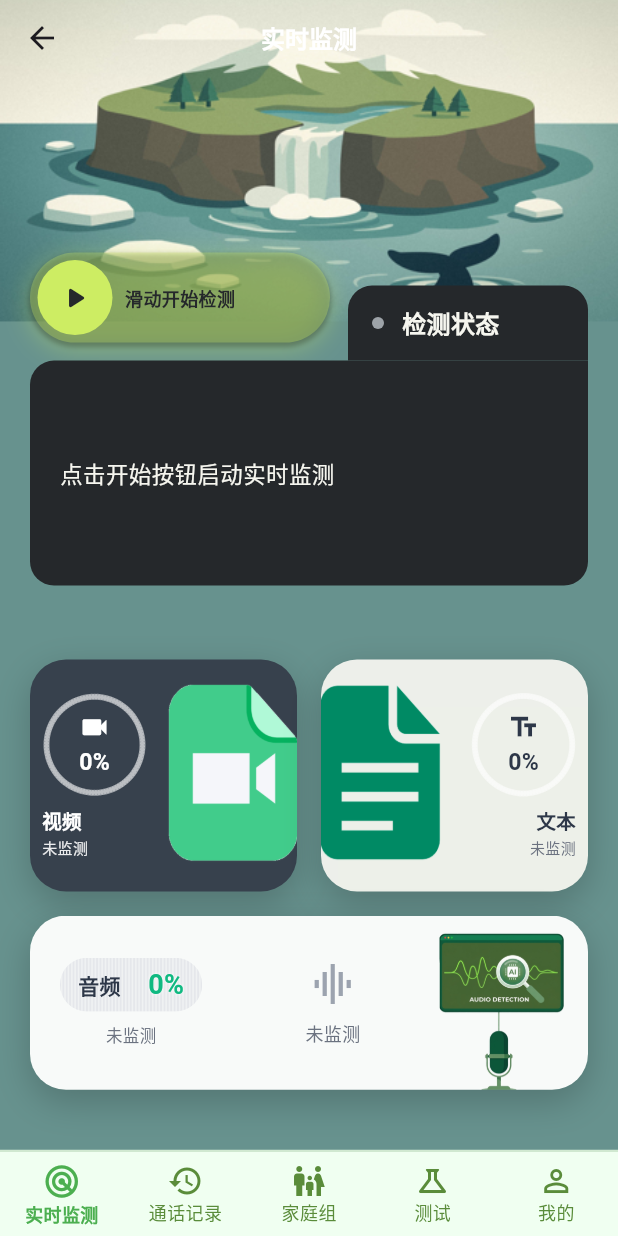
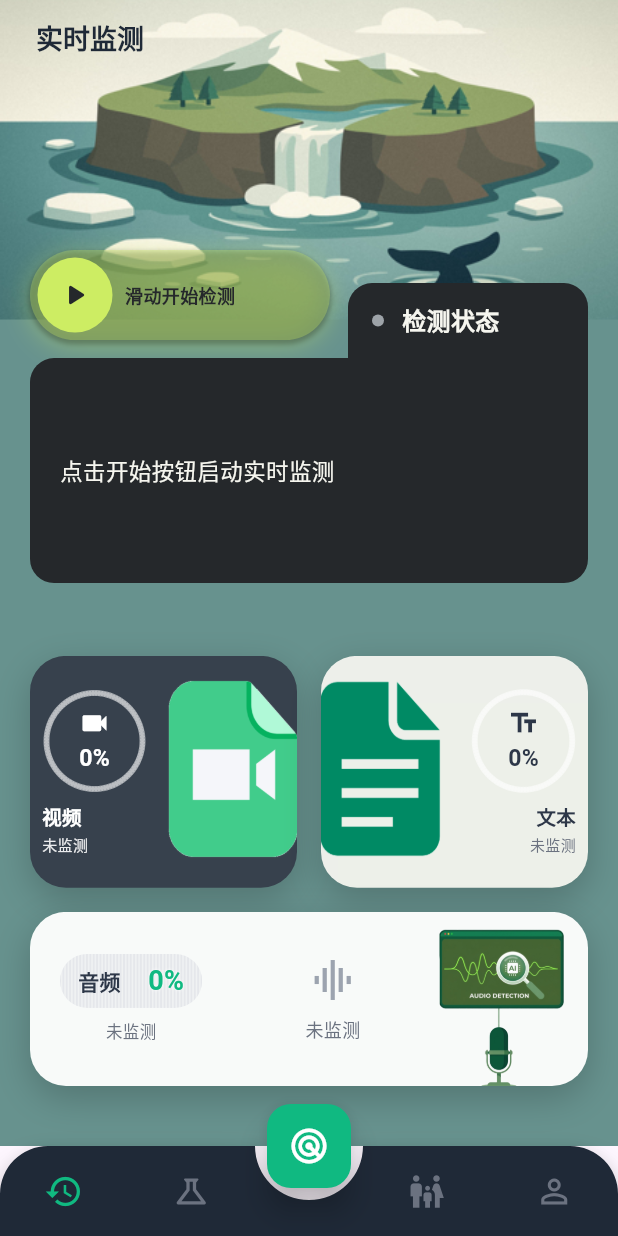
Before and after one commit to izkaaaaa/ai_anti_fraud_detection_system_frontend, a Flutter app: the MainPage screen opened directly, on a phone screen of 412 x 824 dp. Run offline on Flutter 3.47's test engine with Material 3 defaults, Android fonts, the phone set to English and light mode, and no system bars; drawn by our look-alikes of action_slider, animated_bottom_navigation_bar, step_progress_indicator; our stand-ins replace dio, flutter_markdown, get, permission_handler, shared_preferences; missing offline and left inert: flutter_foreground_task, flutter_sound; accounts and stored records are empty; statements that could not run were skipped.

Commit message:
导航栏

```diff
--- a/lib/pages/Detection/index.dart
+++ b/lib/pages/Detection/index.dart
@@ -973,14 +973,18 @@ class _DetectionPageState extends State<DetectionPage> with TickerProviderStateM
         appBar: AppBar(
           backgroundColor: Colors.transparent,
           elevation: 0,
-          centerTitle: true,
+          centerTitle: false,
           toolbarHeight: 50,
-          title: Text(
-            '实时监测',
-            style: TextStyle(
-              color: Colors.white,
-              fontSize: 16,
-              fontWeight: FontWeight.bold,
+          automaticallyImplyLeading: false, // 移除左上角的返回按钮
+          title: Padding(
+            padding: EdgeInsets.only(left: 8),
+            child: Text(
+              '实时监测',
+              style: TextStyle(
+                color: Color(0xFF1F2937),
+                fontSize: 18,
+                fontWeight: FontWeight.bold,
+              ),
             ),
           ),
         ),
--- a/lib/pages/Main/index.dart
+++ b/lib/pages/Main/index.dart
@@ -7,6 +7,7 @@ import 'package:ai_anti_fraud_detection_system_frontend/pages/Profile/index.dart
 import 'package:ai_anti_fraud_detection_system_frontend/pages/Test/index.dart';
 import 'package:ai_anti_fraud_detection_system_frontend/utils/PermissionManager.dart';
 import 'package:shared_preferences/shared_preferences.dart';
+import 'package:animated_bottom_navigation_bar/animated_bottom_navigation_bar.dart';
 
 class MainPage extends StatefulWidget {
   const MainPage({super.key});
@@ -15,17 +16,25 @@ class MainPage extends StatefulWidget {
   _MainPageState createState() => _MainPageState();
 }
 
-class _MainPageState extends State<MainPage> {
-  int _currentIndex = 0;
+class _MainPageState extends State<MainPage> with SingleTickerProviderStateMixin {
+  int _currentIndex = 2; // 默认显示实时监测页面
   final PermissionManager _permissionManager = PermissionManager();
   bool _hasRequestedPermissions = false;
 
   final List<Widget> _pages = [
+    CallRecordsPage(),
+    TestPage(),
     DetectionPage(),
-    CallRecordsPage(),
     FamilyPage(),
-    TestPage(),
     ProfilePage(),
+  ];
+
+  // 导航栏图标列表（左边2个，右边2个）
+  final List<IconData> _iconList = [
+    Icons.history,
+    Icons.science_outlined,
+    Icons.family_restroom,
+    Icons.person_outline,
   ];
 
   @override
@@ -56,59 +65,47 @@ class _MainPageState extends State<MainPage> {
   Widget build(BuildContext context) {
     return Scaffold(
       body: _pages[_currentIndex],
-      bottomNavigationBar: Container(
-        decoration: BoxDecoration(
-          color: Color(0xFFF0FFF1),
-          border: Border(
-            top: BorderSide(
-              color: Color(0xFFD0E8D0),
-              width: 1.5,
-            ),
-          ),
+      floatingActionButton: FloatingActionButton(
+        onPressed: () {
+          setState(() {
+            _currentIndex = 2; // 跳转到实时监测页（中间）
+          });
+        },
+        backgroundColor: Color(0xFF10B981), // 翠绿色
+        child: Icon(
+          Icons.radar,
+          color: Colors.white,
+          size: 28,
         ),
-        child: BottomNavigationBar(
-          currentIndex: _currentIndex,
-          onTap: (index) {
-            setState(() {
+        elevation: 8,
+      ),
+      floatingActionButtonLocation: FloatingActionButtonLocation.centerDocked,
+      bottomNavigationBar: AnimatedBottomNavigationBar(
+        icons: _iconList,
+        activeIndex: _currentIndex == 2 ? 0 : (_currentIndex > 2 ? _currentIndex - 1 : _currentIndex),
+        gapLocation: GapLocation.center,
+        notchSmoothness: NotchSmoothness.verySmoothEdge,
+        leftCornerRadius: 32,
+        rightCornerRadius: 32,
+        onTap: (index) {
+          setState(() {
+            // 映射索引：0->0(通话记录), 1->1(测试), 2->3(家庭组), 3->4(我的)
+            if (index >= 2) {
+              _currentIndex = index + 1;
+            } else {
               _currentIndex = index;
-            });
-          },
-          type: BottomNavigationBarType.fixed,
-          backgroundColor: Color(0xFFF0FFF1),
-          selectedItemColor: Color(0xFF4CAF50),
-          unselectedItemColor: Color(0xFF5A8C3A),
-          selectedFontSize: 12,
-          unselectedFontSize: 12,
-          selectedLabelStyle: TextStyle(fontWeight: FontWeight.w600),
-          elevation: 0,
-          items: [
-            BottomNavigationBarItem(
-              icon: Icon(Icons.radar, size: 24),
-              activeIcon: Icon(Icons.radar, size: 26),
-              label: '实时监测',
-            ),
-            BottomNavigationBarItem(
-              icon: Icon(Icons.history, size: 24),
-              activeIcon: Icon(Icons.history, size: 26),
-              label: '通话记录',
-            ),
-            BottomNavigationBarItem(
-              icon: Icon(Icons.family_restroom, size: 24),
-              activeIcon: Icon(Icons.family_restroom, size: 26),
-              label: '家庭组',
-            ),
-            BottomNavigationBarItem(
-              icon: Icon(Icons.science_outlined, size: 24),
-              activeIcon: Icon(Icons.science, size: 26),
-              label: '测试',
-            ),
-            BottomNavigationBarItem(
-              icon: Icon(Icons.person_outline, size: 24),
-              activeIcon: Icon(Icons.person, size: 26),
-              label: '我的',
-            ),
-          ],
-        ),
+            }
+          });
+        },
+        // 黑绿色系配色
+        backgroundColor: Color(0xFF1F2937), // 深灰黑色
+        activeColor: Color(0xFF10B981), // 翠绿色
+        inactiveColor: Color(0xFF6B7280), // 中灰色
+        splashColor: Color(0xFF10B981).withOpacity(0.3),
+        splashSpeedInMilliseconds: 300,
+        iconSize: 26,
+        height: 60,
+        elevation: 8,
       ),
     );
   }
--- a/pubspec.yaml
+++ b/pubspec.yaml
@@ -54,6 +54,7 @@ dependencies:
   screenshot: ^3.0.0
   action_slider: ^0.7.0
   step_progress_indicator: ^1.0.2
+  animated_bottom_navigation_bar: ^1.4.0
 
 dev_dependencies:
   flutter_test:
```
Also changed, not shown: pubspec.lock.
